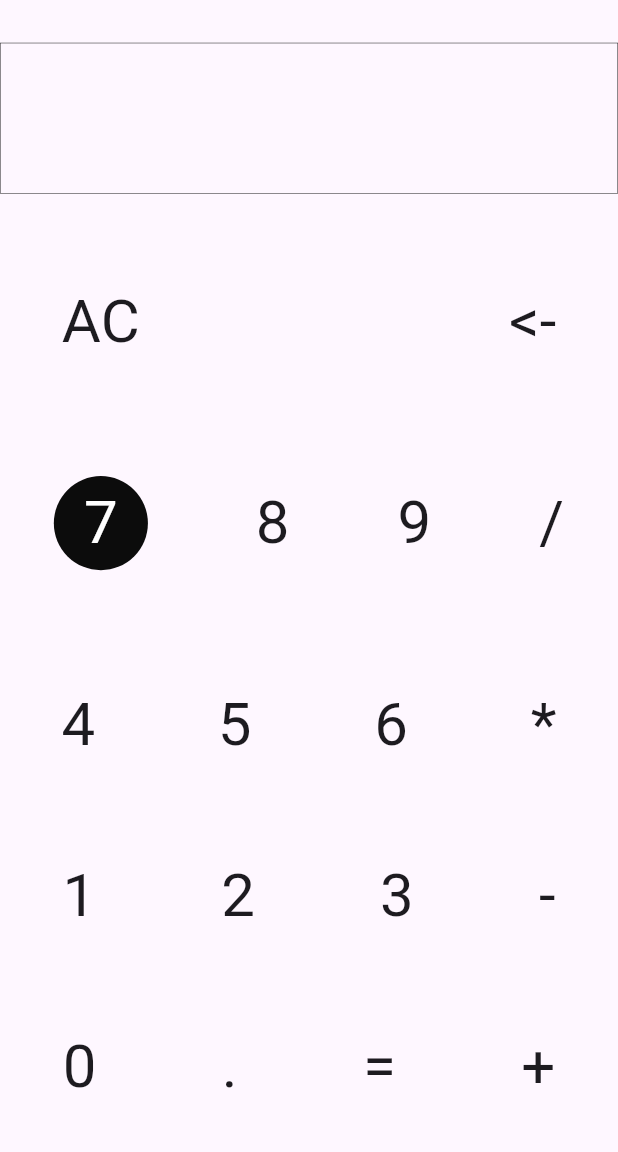
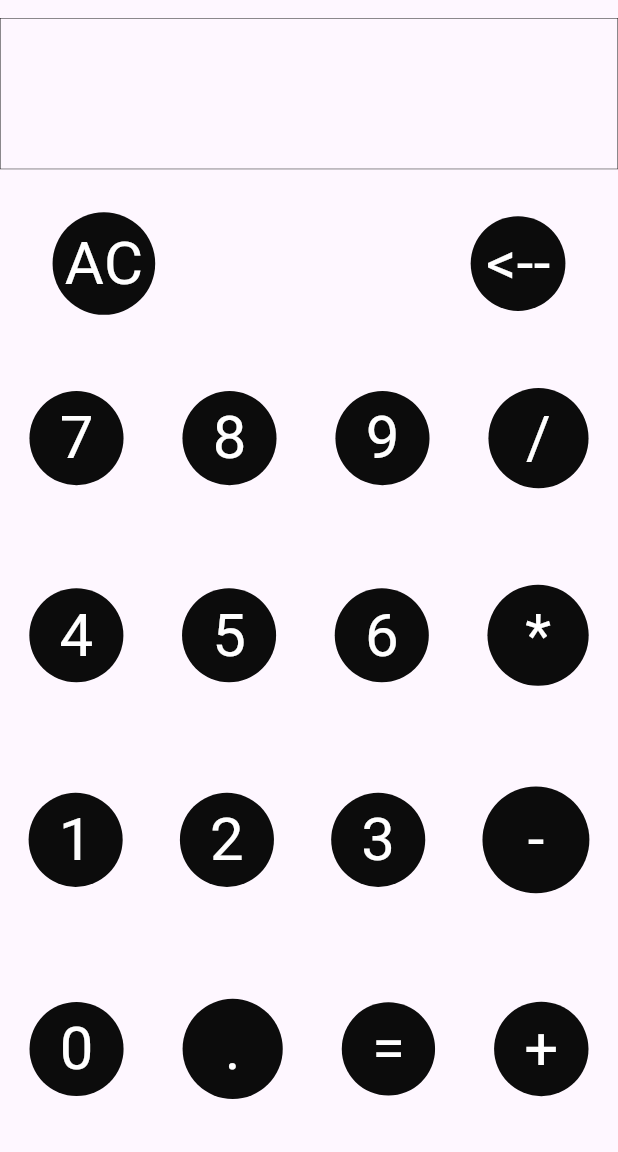
Before and after one commit to diogofragoso/calculadora_flutter, a Flutter app: the screen it shows after launch, after a tap on "AC", on a phone screen of 412 x 824 dp, the part 84-1236 px from its top. Run offline on Flutter 3.47's test engine with Material 3 defaults, Android fonts, the phone set to English and light mode, and no system bars.

Commit message:
Criação de componentes

```diff
--- a/calculadora/analysis_options.yaml
+++ b/calculadora/analysis_options.yaml
@@ -7,6 +7,9 @@
 
 # The following line activates a set of recommended lints for Flutter apps,
 # packages, and plugins designed to encourage good coding practices.
+analyzer:
+  errors:
+    prefer_const_constructors: ignore
 include: package:flutter_lints/flutter.yaml
 
 linter:
--- /dev/null
+++ b/calculadora/lib/componentes/btn.dart
@@ -0,0 +1,23 @@
+import 'package:flutter/material.dart';
+
+class Btn extends StatelessWidget {
+  final String tecla;
+  final double pad;
+
+  const Btn({super.key, required this.tecla, this.pad = 20});
+
+  @override
+  Widget build(BuildContext context) {
+    return Container(
+      decoration: BoxDecoration(
+          color: const Color.fromARGB(
+              255, 12, 12, 12), // Defina a cor de fundo desejada aqui
+          shape: BoxShape.circle),
+      padding: EdgeInsets.all(pad),
+      child: Text(
+        tecla,
+        style: TextStyle(fontSize: 40, color: Colors.white),
+      ),
+    );
+  }
+}
--- a/calculadora/lib/main.dart
+++ b/calculadora/lib/main.dart
@@ -2,6 +2,7 @@
 // 50
 import 'package:flutter/material.dart';
 import 'package:flutter/rendering.dart';
+import 'package:calculadora/componentes/btn.dart';
 
 
 void main(){
@@ -62,27 +63,31 @@ class _MyAppState extends State<MyApp> {
 
 
     case '/':
-    String numeroModificado = numero.replaceAll('/', '');
-
-            primeiroValor = double.parse(numeroModificado);
+               List<String>parteNum = numero.split('/');
+               if(parteNum[0]==''){
+               }else{
+                  primeiroValor = double.parse(parteNum[0]);
                   numero +=tecla;
                   operacao = tecla;
                   setState(() {
                      numero;
                   });
+               }
+
     break;
 
 
 
     case '*':
-    String numeroModificado = numero.replaceAll('*', '');
-
-            primeiroValor = double.parse(numeroModificado);
+   List<String>parteNum = numero.split('*');
+               if(parteNum[0]==''){
+               }else{
                     numero +=tecla;
                     operacao = tecla;
                     setState(() {
                       numero;
                     });
+          }
     case '-':
          String numeroModificado = numero.replaceAll('-', '');
 
@@ -108,12 +113,14 @@ class _MyAppState extends State<MyApp> {
     break;
 
     case '=':
-    double resultado=0.0;
+    // double resultado=0;
 
   if(numero==''){
-    numero='0';
+    numero='';
 
   }else{
+      if(operacao==''){}
+
 
     if(operacao=='+'){
 
@@ -245,7 +252,10 @@ class _MyAppState extends State<MyApp> {
                 calcular('ac');
                   });
               },
-              child: Text('AC', style: TextStyle(fontSize: 40,),)),
+              child: Btn(tecla: 'AC', pad: 8,),
+
+
+              ),
 
             Text('', style: TextStyle(fontSize: 40,),),
             Text('', style: TextStyle(fontSize: 40,),),
@@ -262,7 +272,9 @@ class _MyAppState extends State<MyApp> {
               },
 
 
-              child: Text('<-', style: TextStyle(fontSize: 40,),)),
+              child: Btn(tecla: '<--',pad: 10,)
+
+              ),
 
           ],),
 
@@ -273,32 +285,34 @@ class _MyAppState extends State<MyApp> {
 
             GestureDetector(
               onTap:(){
-
                 calcular('7');
                 },
-              child: Container(
-                      decoration: BoxDecoration(
-                  color: const Color.fromARGB(255, 12, 12, 12), // Defina a cor de fundo desejada aqui
-                  shape: BoxShape.circle
+              child: Btn(tecla: '7'),
               ),
-                padding: EdgeInsets.all(20) ,
-                child: Text('7', style: TextStyle(fontSize: 40, color: Colors.white),)
 
-                )
+            GestureDetector(
+              onTap: () => calcular('8'),
+
+              child: Btn(tecla: '8',)
+            ),
+
+
+            GestureDetector(
+
+              onTap: () => calcular('9'),
+
+              child: Btn(tecla: '9'),
+
+
 
               ),
 
             GestureDetector(
-              onTap: () => calcular('8'),
-              child: Text('8', style: TextStyle(fontSize: 40,),)),
+              onTap: () => calcular('/'),
 
-            GestureDetector(
-              onTap: () => calcular('9'),
-              child: Text('9', style: TextStyle(fontSize: 40,),)),
+              child: Btn(tecla: '/',pad: 25,)
 
-            GestureDetector(
-              onTap: () => calcular('/'),
-              child: Text('/', style: TextStyle(fontSize: 40,),)),
+              ),
 
           ],),
 
@@ -309,19 +323,26 @@ class _MyAppState extends State<MyApp> {
 
             GestureDetector(
               onTap: () => calcular('4'),
-              child: Text('4', style: TextStyle(fontSize: 40,),)),
+              child: Btn(tecla: '4'),
+              ),
 
              GestureDetector(
               onTap: () => calcular('5'),
-              child: Text('5', style: TextStyle(fontSize: 40,),)),
+
+              child: Btn(tecla: '5'),
+              ),
 
             GestureDetector(
               onTap: () => calcular('6'),
-              child: Text('6', style: TextStyle(fontSize: 40,),)),
+
+              child: Btn(tecla: '6'),
+              ),
 
             GestureDetector(
               onTap: () => calcular('*'),
-              child: Text('*', style: TextStyle(fontSize: 40,),)),
+
+              child: Btn(tecla: '*',pad: 25,),
+              ),
 
           ],),
 
@@ -332,19 +353,23 @@ class _MyAppState extends State<MyApp> {
 
             GestureDetector(
               onTap: () => calcular('1'),
-              child: Text('1', style: TextStyle(fontSize: 40,),)),
+              child: Btn(tecla: '1'),
+              ),
 
             GestureDetector(
               onTap: () => calcular('2'),
-              child: Text('2', style: TextStyle(fontSize: 40,),)),
+              child: Btn(tecla: '2'),
+              ),
 
             GestureDetector(
               onTap: () => calcular('3'),
-              child: Text('3', style: TextStyle(fontSize: 40,),)),
+              child: Btn(tecla: '3'),
+              ),
 
             GestureDetector(
               onTap: () => calcular('-'),
-              child: Text('-', style: TextStyle(fontSize: 40,),)),
+              child: Btn(tecla: '-', pad: 30,)
+              ),
 
           ],),
 
@@ -355,19 +380,23 @@ class _MyAppState extends State<MyApp> {
 
             GestureDetector(
               onTap: () => calcular('0'),
-              child: Text('0', style: TextStyle(fontSize: 40,),)),
+              child: Btn(tecla: '0'),
+              ),
 
             GestureDetector(
               onTap: () => calcular('.'),
-              child: Text('.', style: TextStyle(fontSize: 40,),)),
+              child: Btn(tecla: '.',pad: 28,),
+              ),
 
             GestureDetector(
               onTap: () => calcular('='),
-              child: Text('=', style: TextStyle(fontSize: 40,),)),
+              child: Btn(tecla: '=')
+              ),
 
             GestureDetector(
               onTap: () => calcular('+'),
-              child: Text('+', style: TextStyle(fontSize: 40,),)),
+              child: Btn(tecla: '+'),
+              ),
 
           ],),
 
@@ -387,18 +416,5 @@ class _MyAppState extends State<MyApp> {
       );
 
 
-
-
-
-
-
-
-
-
-
-
-
-
-
   }
 }
```
Also changed, not shown: calculadora/lib/main copy.dart (deleted, +0 -265 lines). Lines whose indentation alone changed are shown as unchanged.
